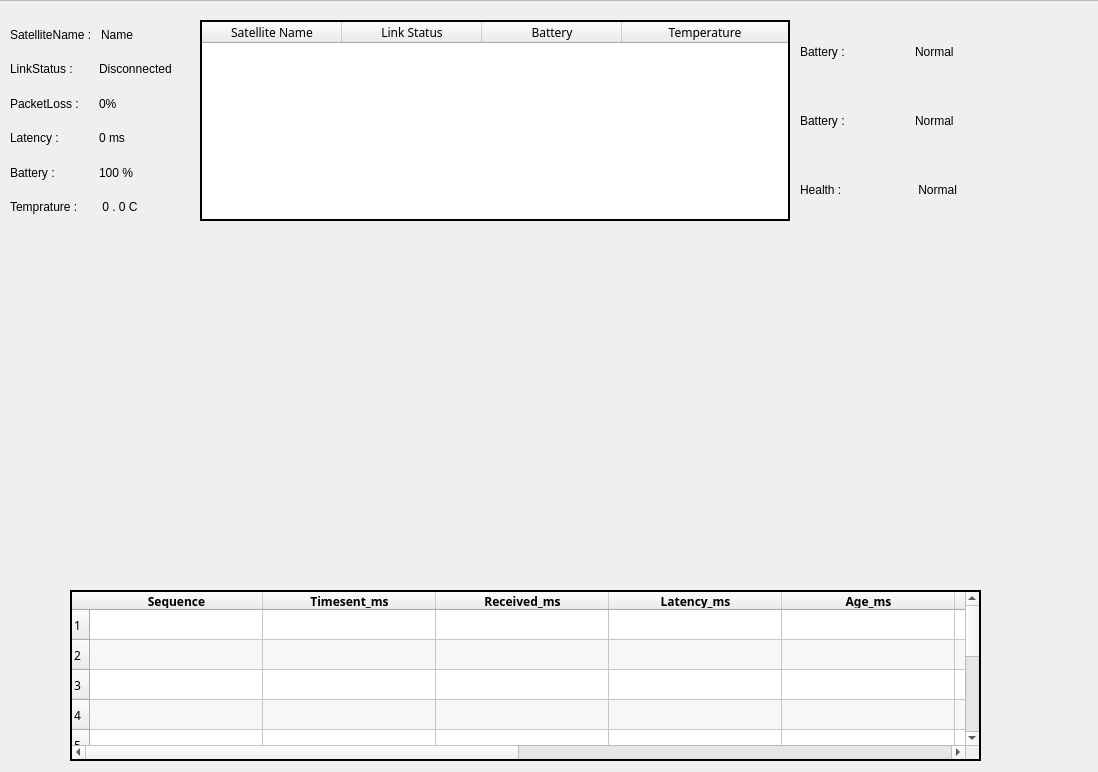
Qt form ui/mainwindow.ui (SoftDev-Candy/SecureOribitalUplinkLayer) before a commit.
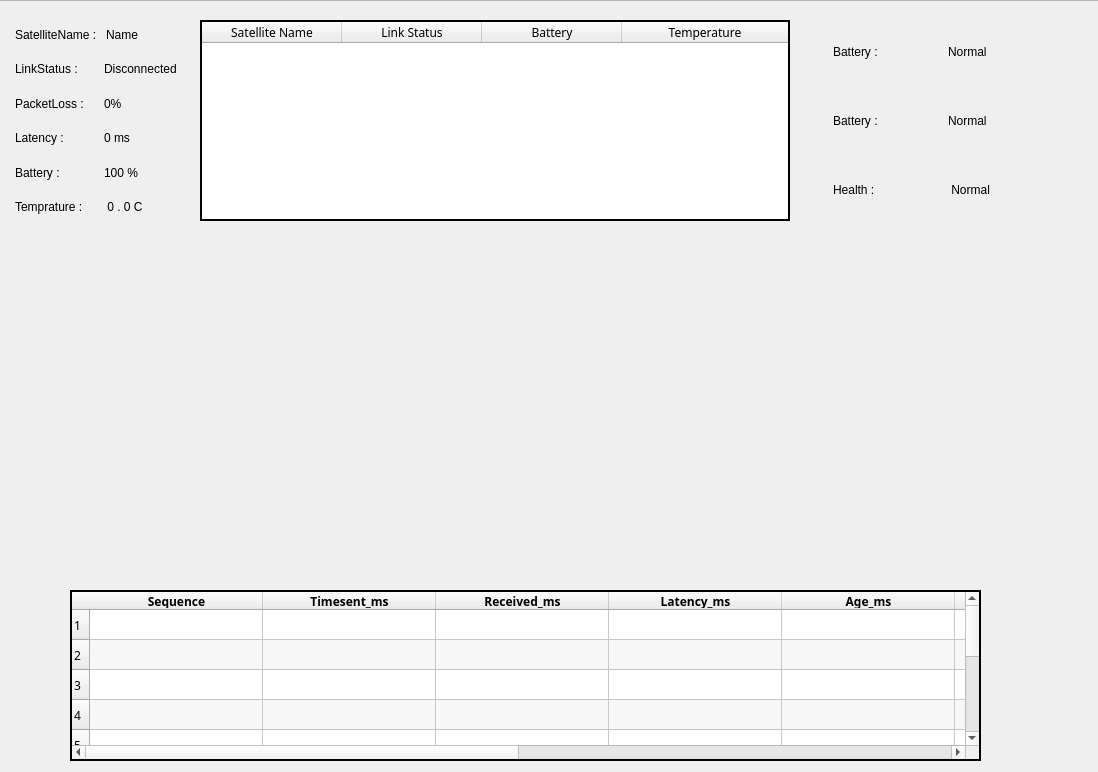
The same form after that commit. Custom widgets are drawn as their Qt base class.

What changed in the file:
```diff
--- a/ui/mainwindow.ui
+++ b/ui/mainwindow.ui
@@ -19,7 +19,7 @@
    </property>
    <property name="geometry">
     <rect>
-     <x>10</x>
+     <x>15</x>
      <y>20</y>
      <width>171</width>
      <height>201</height>
@@ -142,7 +142,7 @@
    </property>
    <property name="geometry">
     <rect>
-     <x>800</x>
+     <x>833</x>
      <y>20</y>
      <width>223</width>
      <height>201</height>
```
